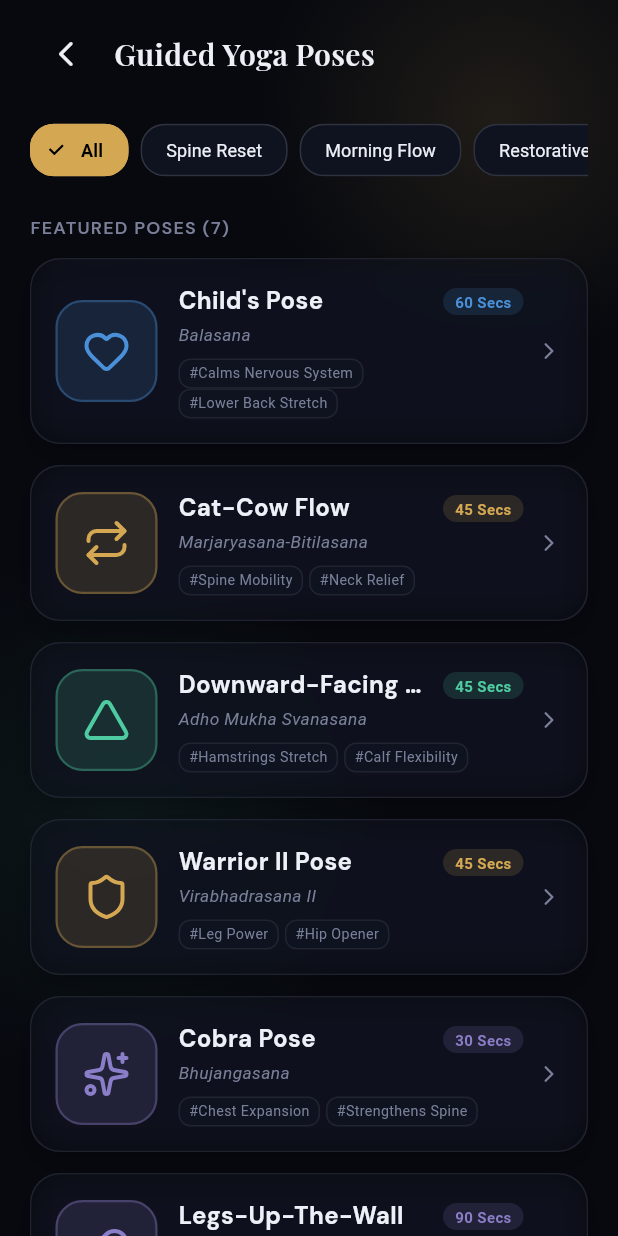
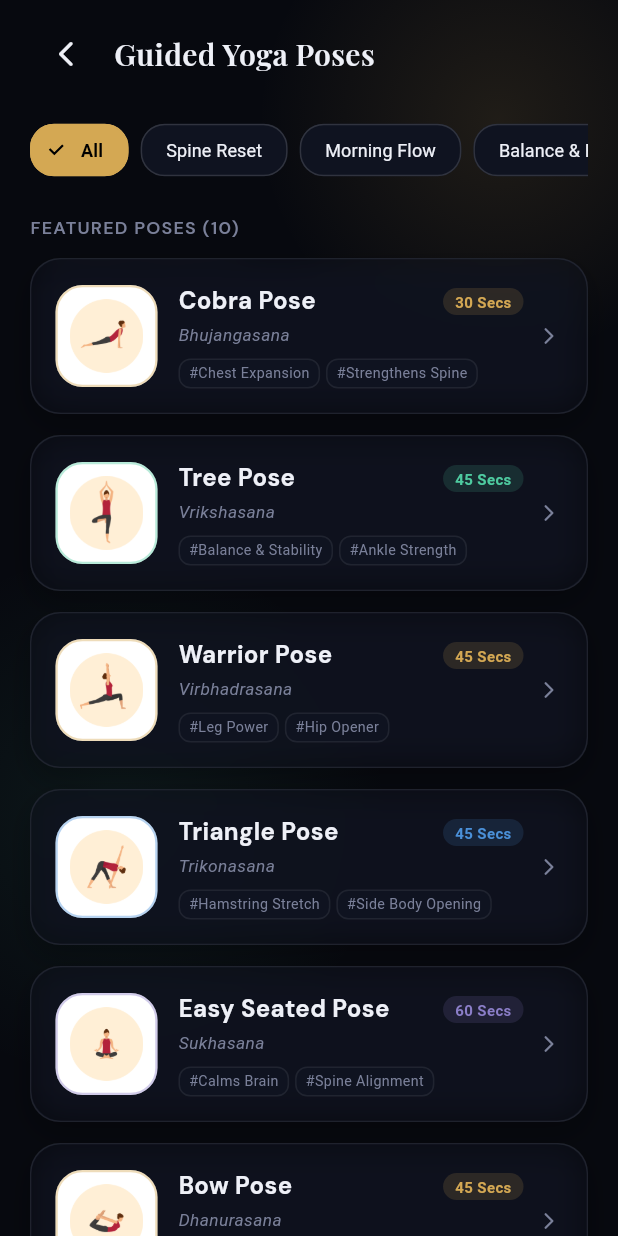
Before and after one commit to Ralein/VinR-2.0, a Flutter app: the YogaMovementScreen screen opened by its route, on a phone screen of 412 x 824 dp. Run offline on Flutter 3.47's test engine with Material 3 defaults, Android fonts, the phone set to English and light mode, and no system bars; our stand-ins replace dio, flutter_riverpod, flutter_secure_storage, go_router, google_fonts, lucide_icons and 2 more; accounts and stored records are empty.

Commit message:
feat: replace icon-based poses with image assets and update yoga pose data in yoga_movement_screen.dart

```diff
--- a/apps/flutter_app/lib/features/exercises/screens/yoga_movement_screen.dart
+++ b/apps/flutter_app/lib/features/exercises/screens/yoga_movement_screen.dart
@@ -15,7 +15,7 @@ class VisualYogaPose {
   final String durationText;
   final String category;
   final String difficulty;
-  final IconData icon;
+  final String imagePath;
   final Color color;
   final List<String> benefits;
   final List<String> instructions;
@@ -27,7 +27,7 @@ class VisualYogaPose {
     required this.durationText,
     required this.category,
     required this.difficulty,
-    required this.icon,
+    required this.imagePath,
     required this.color,
     required this.benefits,
     required this.instructions,
@@ -46,64 +46,47 @@ class _YogaMovementScreenState extends State<YogaMovementScreen> {
 
   final List<VisualYogaPose> _allPoses = [
     VisualYogaPose(
-      id: 'child_pose',
-      name: 'Child\'s Pose',
-      sanskritName: 'Balasana',
-      durationText: '60 Secs',
-      category: 'Restorative',
+      id: 'bhujangasana',
+      name: 'Cobra Pose',
+      sanskritName: 'Bhujangasana',
+      durationText: '30 Secs',
+      category: 'Spine Reset',
       difficulty: 'Beginner',
-      icon: LucideIcons.heart,
-      color: VinRColors.sapphire,
-      benefits: ['Calms Nervous System', 'Lower Back Stretch', 'Hip Opener'],
+      imagePath: 'assets/poses/Bhujangasana.png',
+      color: VinRColors.gold,
+      benefits: ['Chest Expansion', 'Strengthens Spine', 'Lungs Energy'],
       instructions: [
-        'Kneel on mat, knees wide, big toes touching.',
-        'Sit hips back onto heels and fold torso forward.',
-        'Extend arms out long in front, resting forehead on mat.',
-        'Breathe deeply into back ribs and relax your shoulders.',
+        'Lie face down with palms under shoulders.',
+        'Press tops of feet firm into floor.',
+        'Inhale and gently lift chest up while keeping elbows bent.',
+        'Keep shoulders relaxed away from ears.',
       ],
     ),
     VisualYogaPose(
-      id: 'cat_cow',
-      name: 'Cat-Cow Flow',
-      sanskritName: 'Marjaryasana-Bitilasana',
+      id: 'vrikshasana',
+      name: 'Tree Pose',
+      sanskritName: 'Vrikshasana',
       durationText: '45 Secs',
-      category: 'Spine Reset',
+      category: 'Balance & Focus',
       difficulty: 'Beginner',
-      icon: LucideIcons.repeat,
-      color: VinRColors.gold,
-      benefits: ['Spine Mobility', 'Neck Relief', 'Posture Alignment'],
+      imagePath: 'assets/poses/Vrikshasana.png',
+      color: VinRColors.emerald,
+      benefits: ['Balance & Stability', 'Ankle Strength', 'Mental Focus'],
       instructions: [
-        'Start on hands and knees with wrists under shoulders.',
-        'Inhale: Arch your back, drop belly, lift head and chest (Cow).',
-        'Exhale: Round your spine up toward ceiling, tuck chin (Cat).',
-        'Continue flowing smoothly with your natural breathing rhythm.',
+        'Stand tall and shift weight onto left leg.',
+        'Place right foot on inner left thigh or calf (avoid knee).',
+        'Bring palms together at heart center or reach arms overhead.',
+        'Fix gaze on a steady point in front of you.',
       ],
     ),
     VisualYogaPose(
-      id: 'downward_dog',
-      name: 'Downward-Facing Dog',
-      sanskritName: 'Adho Mukha Svanasana',
+      id: 'virbhadrasana',
+      name: 'Warrior Pose',
+      sanskritName: 'Virbhadrasana',
       durationText: '45 Secs',
       category: 'Morning Flow',
       difficulty: 'Intermediate',
-      icon: LucideIcons.triangle,
-      color: VinRColors.emerald,
-      benefits: ['Hamstrings Stretch', 'Calf Flexibility', 'Full Body Energy'],
-      instructions: [
-        'Press palms firmly into mat and push hips up and back.',
-        'Create an inverted V-shape with your body.',
-        'Pedal feet gently to stretch hamstrings and calves.',
-        'Keep neck relaxed and head aligned between upper arms.',
-      ],
-    ),
-    VisualYogaPose(
-      id: 'warrior_2',
-      name: 'Warrior II Pose',
-      sanskritName: 'Virabhadrasana II',
-      durationText: '45 Secs',
-      category: 'Morning Flow',
-      difficulty: 'Intermediate',
-      icon: LucideIcons.shield,
+      imagePath: 'assets/poses/Virbhadrasana.png',
       color: VinRColors.gold,
       benefits: ['Leg Power', 'Hip Opener', 'Unshakable Focus'],
       instructions: [
@@ -114,54 +97,122 @@ class _YogaMovementScreenState extends State<YogaMovementScreen> {
       ],
     ),
     VisualYogaPose(
-      id: 'cobra_pose',
-      name: 'Cobra Pose',
-      sanskritName: 'Bhujangasana',
-      durationText: '30 Secs',
-      category: 'Spine Reset',
-      difficulty: 'Beginner',
-      icon: LucideIcons.sparkles,
-      color: VinRColors.lavender,
-      benefits: ['Chest Expansion', 'Strengthens Spine', 'Lungs Energy'],
+      id: 'trikonasana',
+      name: 'Triangle Pose',
+      sanskritName: 'Trikonasana',
+      durationText: '45 Secs',
+      category: 'Morning Flow',
+      difficulty: 'Intermediate',
+      imagePath: 'assets/poses/Trikonasana.png',
+      color: VinRColors.sapphire,
+      benefits: ['Hamstring Stretch', 'Side Body Opening', 'Digestion Stimulant'],
       instructions: [
-        'Lie face down with palms under shoulders.',
-        'Press tops of feet firm into floor.',
-        'Inhale and gently lift chest up while keeping elbows bent.',
-        'Keep shoulders relaxed away from ears.',
+        'Stand wide, reach arms out to sides.',
+        'Hinge from right hip and lower right hand to shin or ankle.',
+        'Extend left arm straight up toward ceiling.',
+        'Keep chest open and gaze toward top thumb.',
       ],
     ),
     VisualYogaPose(
-      id: 'legs_up_wall',
-      name: 'Legs-Up-The-Wall',
-      sanskritName: 'Viparita Karani',
-      durationText: '90 Secs',
+      id: 'sukhasana',
+      name: 'Easy Seated Pose',
+      sanskritName: 'Sukhasana',
+      durationText: '60 Secs',
       category: 'Restorative',
-      difficulty: 'Restorative',
-      icon: LucideIcons.feather,
+      difficulty: 'Beginner',
+      imagePath: 'assets/poses/Sukhasana.png',
       color: VinRColors.lavender,
-      benefits: ['Lymphatic Drainage', 'Lowers Heart Rate', 'Insomnia Relief'],
+      benefits: ['Calms Brain', 'Spine Alignment', 'Stress Relief'],
       instructions: [
-        'Sit close to a wall and swing legs up against wall.',
-        'Rest back and head flat on floor or cushion.',
-        'Rest arms comfortably by your sides, palms facing up.',
-        'Close your eyes and take slow 4-7-8 calming breaths.',
+        'Sit cross-legged comfortably on a mat or cushion.',
+        'Lengthen spine upward, resting hands on knees.',
+        'Close eyes softly and focus on smooth breathing.',
+        'Relax facial muscles and drop shoulders down.',
       ],
     ),
     VisualYogaPose(
-      id: 'forward_fold',
-      name: 'Seated Forward Fold',
-      sanskritName: 'Paschimottanasana',
-      durationText: '60 Secs',
+      id: 'dhanurasana',
+      name: 'Bow Pose',
+      sanskritName: 'Dhanurasana',
+      durationText: '45 Secs',
+      category: 'Spine Reset',
+      difficulty: 'Intermediate',
+      imagePath: 'assets/poses/Dhanurasana.png',
+      color: VinRColors.gold,
+      benefits: ['Full Front Opening', 'Core Activation', 'Energy Boost'],
+      instructions: [
+        'Lie on belly, bend knees and reach back to grip ankles.',
+        'Inhale and kick feet back into hands to lift chest and thighs.',
+        'Keep gaze forward and breathe into ribcage.',
+        'Exhale to gently release back down.',
+      ],
+    ),
+    VisualYogaPose(
+      id: 'ustrasana',
+      name: 'Camel Pose',
+      sanskritName: 'Ustrasana',
+      durationText: '30 Secs',
+      category: 'Spine Reset',
+      difficulty: 'Intermediate',
+      imagePath: 'assets/poses/Ustrasana.png',
+      color: VinRColors.crimson,
+      benefits: ['Heart Opening', 'Shoulder Relief', 'Posture Correction'],
+      instructions: [
+        'Kneel hip-width apart, place hands on lower back.',
+        'Inhale and lift chest, gently arching backward.',
+        'Option to reach hands down to hold heels.',
+        'Keep neck long without collapsing head back.',
+      ],
+    ),
+    VisualYogaPose(
+      id: 'tadasana',
+      name: 'Mountain Pose',
+      sanskritName: 'Tadasana',
+      durationText: '45 Secs',
+      category: 'Morning Flow',
+      difficulty: 'Beginner',
+      imagePath: 'assets/poses/Tadasana.png',
+      color: VinRColors.emerald,
+      benefits: ['Posture Alignment', 'Core Grounding', 'Thigh Firming'],
+      instructions: [
+        'Stand with big toes touching, heels slightly apart.',
+        'Engage quad muscles, tuck pelvis slightly.',
+        'Roll shoulders back and down, palms facing forward.',
+        'Breathe deeply while feeling grounded through feet.',
+      ],
+    ),
+    VisualYogaPose(
+      id: 'bakasana',
+      name: 'Crow Pose',
+      sanskritName: 'Bakasana',
+      durationText: '30 Secs',
+      category: 'Balance & Focus',
+      difficulty: 'Advanced',
+      imagePath: 'assets/poses/Bakasana.png',
+      color: VinRColors.gold,
+      benefits: ['Arm Strength', 'Core Mastery', 'Courage & Balance'],
+      instructions: [
+        'Squat down, place hands flat on floor shoulder-width apart.',
+        'Place knees against backs of upper arms near armpits.',
+        'Lean forward, shift weight into fingertips, lift feet off floor.',
+        'Balance on hands and pull belly button to spine.',
+      ],
+    ),
+    VisualYogaPose(
+      id: 'halasana',
+      name: 'Plow Pose',
+      sanskritName: 'Halasana',
+      durationText: '45 Secs',
       category: 'Restorative',
-      difficulty: 'Beginner',
-      icon: LucideIcons.arrowDown,
+      difficulty: 'Intermediate',
+      imagePath: 'assets/poses/Halasana.png',
       color: VinRColors.sapphire,
-      benefits: ['Calms Brain', 'Stretches Back', 'Reduces Fatigue'],
+      benefits: ['Thyroid Stimulation', 'Neck & Back Stretch', 'Insomnia Relief'],
       instructions: [
-        'Sit with legs extended straight in front.',
-        'Inhale to reach arms up overhead.',
-        'Exhale and hinge forward from hips toward feet.',
-        'Rest hands on shins, ankles, or feet. Relax head down.',
+        'Lie flat on back with arms alongside body.',
+        'Lift legs up 90 degrees, then press hips up over shoulders.',
+        'Lower toes over head to reach floor behind you.',
+        'Support lower back with hands or interlace fingers on floor.',
       ],
     ),
   ];
@@ -181,6 +232,7 @@ class _YogaMovementScreenState extends State<YogaMovementScreen> {
         return SafeArea(
           child: Padding(
             padding: const EdgeInsets.all(20),
+            child: SingleChildScrollView(
               child: Column(
                 mainAxisSize: MainAxisSize.min,
                 crossAxisAlignment: CrossAxisAlignment.start,
@@ -197,26 +249,38 @@ class _YogaMovementScreenState extends State<YogaMovementScreen> {
                   ),
                   const SizedBox(height: 16),
 
-                // Visual Hero Badge
-                Row(
-                  children: [
-                    Container(
+                  // Visual Pose Illustration Header
+                  Center(
+                    child: Container(
+                      width: 140,
+                      height: 140,
                       padding: const EdgeInsets.all(16),
                       decoration: BoxDecoration(
-                        shape: BoxShape.circle,
-                        color: pose.color.withValues(alpha: 0.18),
-                        border: Border.all(color: pose.color, width: 2),
+                        color: Colors.white,
+                        borderRadius: BorderRadius.circular(24),
+                        border: Border.all(color: pose.color.withValues(alpha: 0.4), width: 2),
+                        boxShadow: [
+                          BoxShadow(
+                            color: pose.color.withValues(alpha: 0.25),
+                            blurRadius: 20,
+                            spreadRadius: 2,
                           ),
-                      child: Icon(pose.icon, color: pose.color, size: 36),
+                        ],
                       ),
-                    const SizedBox(width: 14),
-                    Expanded(
-                      child: Column(
-                        crossAxisAlignment: CrossAxisAlignment.start,
-                        children: [
+                      child: Image.asset(
+                        pose.imagePath,
+                        fit: BoxFit.contain,
+                        errorBuilder: (context, error, stackTrace) {
+                          return Icon(LucideIcons.activity, color: pose.color, size: 48);
+                        },
+                      ),
+                    ),
+                  ),
+                  const SizedBox(height: 16),
+
                   Text(pose.name, style: VinRTypography.h2.copyWith(color: primaryTextColor)),
                   Text(pose.sanskritName, style: TextStyle(color: mutedTextColor, fontStyle: FontStyle.italic, fontSize: 13)),
-                          const SizedBox(height: 4),
+                  const SizedBox(height: 6),
                   Row(
                     children: [
                       Icon(LucideIcons.clock, size: 12, color: mutedTextColor),
@@ -230,11 +294,6 @@ class _YogaMovementScreenState extends State<YogaMovementScreen> {
                           borderRadius: BorderRadius.circular(10),
                         ),
                         child: Text(pose.difficulty, style: TextStyle(color: pose.color, fontSize: 10, fontWeight: FontWeight.bold)),
-                              ),
-                            ],
-                          ),
-                        ],
-                      ),
                       ),
                     ],
                   ),
@@ -303,6 +362,7 @@ class _YogaMovementScreenState extends State<YogaMovementScreen> {
                 ],
               ),
             ),
+          ),
         );
       },
     );
@@ -314,7 +374,7 @@ class _YogaMovementScreenState extends State<YogaMovementScreen> {
     final mutedTextColor = context.textMutedColor;
     final activeGold = context.goldColor;
 
-    final categories = ['All', 'Spine Reset', 'Morning Flow', 'Restorative'];
+    final categories = ['All', 'Spine Reset', 'Morning Flow', 'Balance & Focus', 'Restorative'];
 
     final filteredPoses = _selectedCategory == 'All'
         ? _allPoses
@@ -380,17 +440,22 @@ class _YogaMovementScreenState extends State<YogaMovementScreen> {
                       onTap: () => _showPoseDetailsModal(pose),
                       child: Row(
                         children: [
-                          // Visual Pose Badge / Icon Graphic Container
+                          // Visual Pose Illustration PNG Container
                           Container(
                             width: 68,
                             height: 68,
+                            padding: const EdgeInsets.all(8),
                             decoration: BoxDecoration(
-                              color: pose.color.withValues(alpha: 0.15),
+                              color: Colors.white,
                               borderRadius: BorderRadius.circular(18),
-                              border: Border.all(color: pose.color.withValues(alpha: 0.35), width: 1.5),
+                              border: Border.all(color: pose.color.withValues(alpha: 0.4), width: 1.5),
                             ),
-                            child: Center(
-                              child: Icon(pose.icon, color: pose.color, size: 32),
+                            child: Image.asset(
+                              pose.imagePath,
+                              fit: BoxFit.contain,
+                              errorBuilder: (context, error, stackTrace) {
+                                return Icon(LucideIcons.activity, color: pose.color, size: 32);
+                              },
                             ),
                           ),
                           const SizedBox(width: 14),
--- a/apps/flutter_app/pubspec.yaml
+++ b/apps/flutter_app/pubspec.yaml
@@ -68,10 +68,8 @@ flutter:
   # the material Icons class.
   uses-material-design: true
 
-  # To add assets to your application, add an assets section, like this:
-  # assets:
-  #   - images/a_dot_burr.jpeg
-  #   - images/a_dot_ham.jpeg
+  assets:
+    - assets/poses/
 
   # An image asset can refer to one or more resolution-specific "variants", see
   # https://flutter.dev/to/resolution-aware-images
```
Also changed, not shown: apps/flutter_app/assets/poses/Bakasana.png (added), apps/flutter_app/assets/poses/Bhujangasana.png (added), apps/flutter_app/assets/poses/Dhanurasana.png (added), apps/flutter_app/assets/poses/Halasana.png (added), apps/flutter_app/assets/poses/Sukhasana.png (added), apps/flutter_app/assets/poses/Tadasana.png (added), apps/flutter_app/assets/poses/Trikonasana.png (added), apps/flutter_app/assets/poses/Ustrasana.png (added), apps/flutter_app/assets/poses/Virbhadrasana.png (added), apps/flutter_app/assets/poses/Vrikshasana.png (added). Lines whose indentation alone changed are shown as unchanged.
